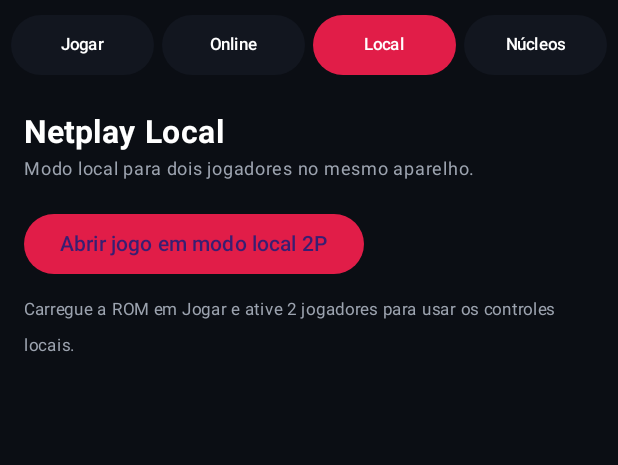
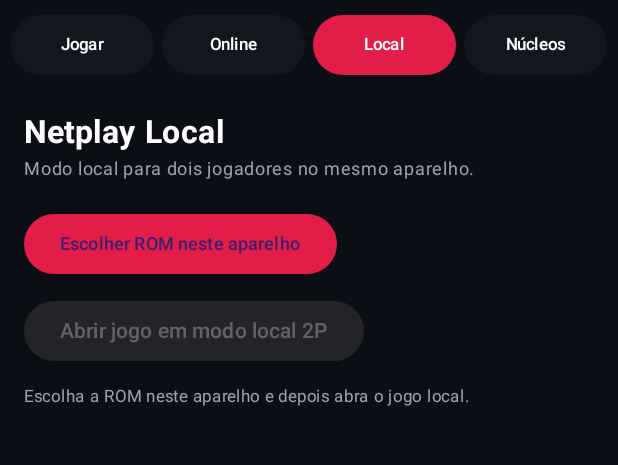
Before and after one commit to raullygomesbarbosa2-lgtm/familink-retro-native-android6, an Android app built with Jetpack Compose: the screen it shows after launch (MainActivity), after a tap on "Local", on a phone screen of 412 x 824 dp, the part 107-572 px from its top. Run offline under Robolectric (Android 15) with nearby library versions, the phone set to English and light mode, and no system bars; our stand-ins replace Firebase (no records; nobody signed in at launch, a user with empty details on screens opened directly); 3 statements that could not run were skipped; 2 other taps on this screen came first.

Commit message:
Add Android back-to-emulator navigation and ROM picker in local/online lobbies

```diff
--- a/app/src/main/java/com/familink/emulator/MainActivity.kt
+++ b/app/src/main/java/com/familink/emulator/MainActivity.kt
@@ -11,6 +11,7 @@ import android.view.KeyEvent
 import android.view.MotionEvent
 import android.view.View
 import androidx.activity.ComponentActivity
+import androidx.activity.compose.BackHandler
 import androidx.activity.compose.rememberLauncherForActivityResult
 import androidx.activity.compose.setContent
 import androidx.activity.result.contract.ActivityResultContracts
@@ -137,11 +138,17 @@ class MainActivity : ComponentActivity() {
         var localTwoPlayer by remember { mutableStateOf(false) }
         var search by remember { mutableStateOf("") }
         var selectedCoreId by remember { mutableStateOf<String?>(null) }
+        var pickerOrigin by remember { mutableStateOf("Jogar") }
         var roomCode by remember { mutableStateOf("") }
         var roomInfo by remember { mutableStateOf<Map<String, Any>?>(null) }
         var roomError by remember { mutableStateOf("") }
         var busy by remember { mutableStateOf(false) }
         val btDevices by btNamesState
+
+        BackHandler(enabled = (rom != null && isLandscape) || tab != "Jogar") {
+            requestedOrientation = ActivityInfo.SCREEN_ORIENTATION_PORTRAIT
+            tab = "Jogar"
+        }
 
         DisposableEffect(auth) {
             val listener = FirebaseAuth.AuthStateListener { instance -> user = instance.currentUser }
@@ -188,7 +195,13 @@ class MainActivity : ComponentActivity() {
                         NativeCoreBridge.nativeUnload()
                         check(NativeCoreBridge.nativeLoadCore(coreFile.absolutePath)) { "Não consegui abrir o núcleo ${loaded.coreSpec.nativeSoName}" }
                         check(NativeCoreBridge.nativeLoadRomBytes(loaded.fileName, loaded.bytes)) { "O núcleo não aceitou essa ROM" }
-                        runOnUiThread { requestedOrientation = ActivityInfo.SCREEN_ORIENTATION_LANDSCAPE; rom = loaded; status = "${loaded.coreSpec.consoleName} · ${loaded.region} · ${loaded.fileName}"; busy = false }
+                        runOnUiThread {
+                            rom = loaded
+                            status = "${loaded.coreSpec.consoleName} · ${loaded.region} · ${loaded.fileName}"
+                            if (pickerOrigin == "Jogar") requestedOrientation = ActivityInfo.SCREEN_ORIENTATION_LANDSCAPE
+                            else requestedOrientation = ActivityInfo.SCREEN_ORIENTATION_PORTRAIT
+                            busy = false
+                        }
                     } catch (e: Exception) {
                         runOnUiThread { status = e.message ?: "Erro ao carregar ROM"; busy = false }
                     }
@@ -242,7 +255,7 @@ class MainActivity : ComponentActivity() {
                         Text(status, color = Muted, fontSize = 11.sp, maxLines = 2)
                         Spacer(Modifier.height(8.dp))
                         Row(horizontalArrangement = Arrangement.spacedBy(8.dp), verticalAlignment = Alignment.CenterVertically) {
-                            Button(onClick = { romPicker.launch(arrayOf("*/*")) }, enabled = !busy, colors = ButtonDefaults.buttonColors(containerColor = Accent)) { Text(if (busy) "Carregando…" else "Abrir ROM") }
+                            Button(onClick = { pickerOrigin = "Jogar"; romPicker.launch(arrayOf("*/*")) }, enabled = !busy, colors = ButtonDefaults.buttonColors(containerColor = Accent)) { Text(if (busy) "Carregando…" else "Abrir ROM") }
                             OutlinedButton(onClick = { targetFps = if (targetFps == 30) 60 else 30 }) { Text("$targetFps FPS", color = Color.White) }
                             TextButton(onClick = { localTwoPlayer = !localTwoPlayer; localP2 = localTwoPlayer; touchMask = 0; analogMask = 0; surfaceRef?.p1AnalogX = 0f; surfaceRef?.p1AnalogY = 0f; surfaceRef?.p2AnalogX = 0f; surfaceRef?.p2AnalogY = 0f }) { Text(if (localTwoPlayer) "2 jogadores" else "Solo", color = if (localTwoPlayer) Color(0xFF34D399) else Color.White, fontSize = 11.sp) }
                         }
@@ -289,6 +302,7 @@ class MainActivity : ComponentActivity() {
                                         }
                                         Button(onClick = {
                                             selectedCoreId = core.id
+                                            pickerOrigin = "Jogar"
                                             tab = "Jogar"
                                             romPicker.launch(arrayOf("*/*"))
                                         }, colors = ButtonDefaults.buttonColors(containerColor = if (isSelected) Color(0xFF059669) else Accent), contentPadding = PaddingValues(horizontal = 10.dp, vertical = 6.dp)) {
@@ -303,9 +317,14 @@ class MainActivity : ComponentActivity() {
                         Text(if (tab == "Online") "Netplay Online" else "Netplay Local", color = Color.White, fontSize = 21.sp, fontWeight = FontWeight.Bold)
                         Text(if (tab == "Online") "Entre com sua conta para criar ou localizar uma sala." else "Modo local para dois jogadores no mesmo aparelho.", color = Muted, fontSize = 12.sp)
                         Spacer(Modifier.height(14.dp))
+                        Button(onClick = { pickerOrigin = tab; romPicker.launch(arrayOf("*/*")) }, enabled = !busy, colors = ButtonDefaults.buttonColors(containerColor = Accent)) {
+                            Text(if (rom == null) "Escolher ROM neste aparelho" else "Trocar ROM (${rom?.fileName})", maxLines = 1, fontSize = 12.sp)
+                        }
+                        if (rom != null) Text("ROM carregada neste aparelho: ${rom?.fileName} · ${rom?.region}", color = Color(0xFF34D399), fontSize = 11.sp, modifier = Modifier.padding(top=7.dp))
+                        if (tab == "Online") Text("Nos dois aparelhos, carregue a mesma ROM; a sala confere o arquivo e a região.", color = Muted, fontSize = 11.sp, modifier = Modifier.padding(top=7.dp))
                         if (tab == "Local") {
-                            Button(onClick = { tab = "Jogar"; localTwoPlayer = true; localP2 = true }, colors = ButtonDefaults.buttonColors(containerColor = Accent)) { Text("Abrir jogo em modo local 2P") }
-                            Text("Carregue a ROM em Jogar e ative 2 jogadores para usar os controles locais.", color = Muted, fontSize = 11.sp, modifier = Modifier.padding(top=8.dp))
+                            Button(onClick = { if (rom == null) roomError = "Escolha a ROM neste aparelho primeiro." else { tab = "Jogar"; localTwoPlayer = true; localP2 = true } }, enabled = rom != null, colors = ButtonDefaults.buttonColors(containerColor = Accent), modifier=Modifier.padding(top=10.dp)) { Text("Abrir jogo em modo local 2P") }
+                            Text("Escolha a ROM neste aparelho e depois abra o jogo local.", color = Muted, fontSize = 11.sp, modifier = Modifier.padding(top=8.dp))
                         } else if (user == null) {
                             Card(colors = CardDefaults.cardColors(containerColor = Panel)) { Column(Modifier.padding(16.dp)) { Text("Conta necessária", color = Color.White, fontWeight = FontWeight.Bold); Text("Crie sua conta ou entre com e-mail e senha. Você também pode recuperar a senha por e-mail.", color = Muted, fontSize = 12.sp, modifier = Modifier.padding(vertical=8.dp)); Button(onClick = { authMode="login"; authDialog=true }, colors=ButtonDefaults.buttonColors(containerColor=Accent)) { Text("Entrar / criar conta") } } }
                         } else {
```
